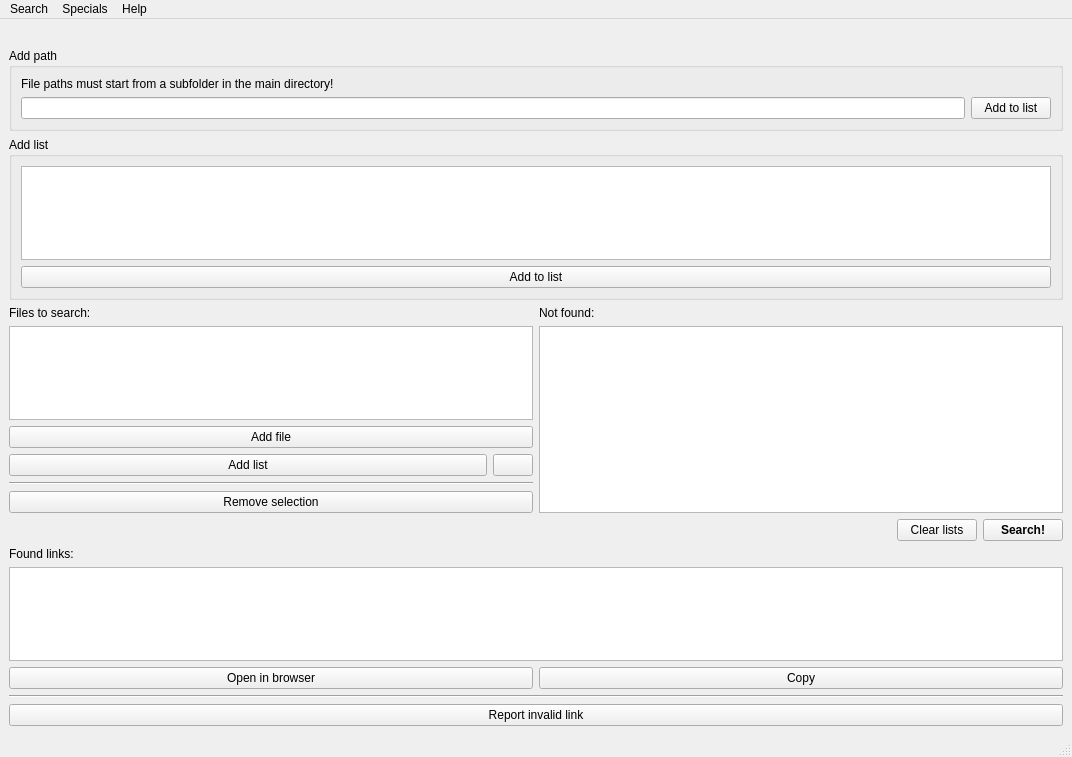
Qt form OTModules/wContentSearch/wcontentsearch.ui (pietr26/OMSI-Tools) before a commit.
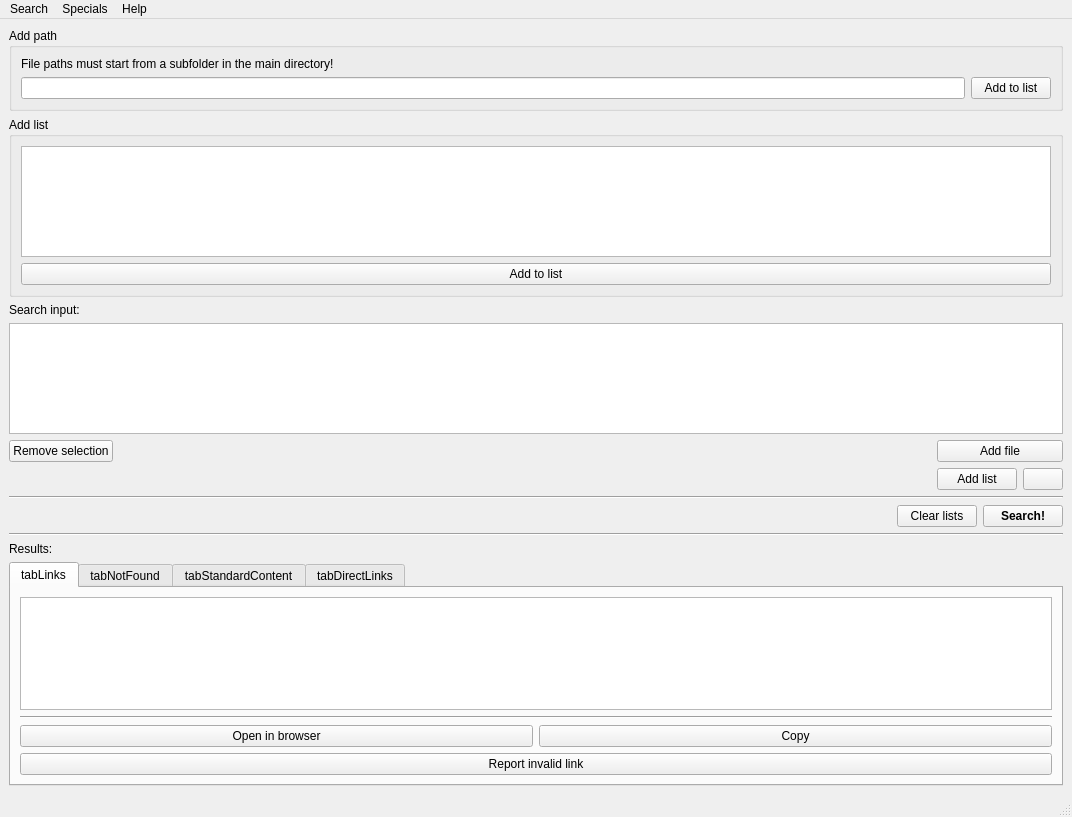
The same form after that commit. Icons and pictures are not drawn.

Commit message: UI rework; implemented direct links

Diff of the .ui file:
```diff
--- a/OTModules/wContentSearch/wcontentsearch.ui
+++ b/OTModules/wContentSearch/wcontentsearch.ui
@@ -7,7 +7,7 @@
     <x>0</x>
     <y>0</y>
     <width>1072</width>
-    <height>757</height>
+    <height>817</height>
    </rect>
   </property>
   <property name="windowTitle">
@@ -19,23 +19,6 @@
   </property>
   <widget class="QWidget" name="centralwidget">
    <layout class="QVBoxLayout" name="verticalLayout_4">
-    <item>
-     <layout class="QHBoxLayout" name="horizontalLayout_3">
-      <item>
-       <spacer name="horizontalSpacer">
-        <property name="orientation">
-         <enum>Qt::Horizontal</enum>
-        </property>
-        <property name="sizeHint" stdset="0">
-         <size>
-          <width>40</width>
-          <height>20</height>
-         </size>
-        </property>
-       </spacer>
-      </item>
-     </layout>
-    </item>
     <item>
      <widget class="QGroupBox" name="gbxAddFile">
       <property name="title">
@@ -67,7 +50,7 @@
             <string notr="true">Return</string>
            </property>
            <property name="checkable">
-            <bool>true</bool>
+            <bool>false</bool>
            </property>
           </widget>
          </item>
@@ -100,13 +83,9 @@
      </widget>
     </item>
     <item>
-     <layout class="QHBoxLayout" name="horizontalLayout">
-      <item>
-       <layout class="QVBoxLayout" name="verticalLayout_2">
-        <item>
          <widget class="QLabel" name="lblEnteredFiles">
           <property name="text">
-           <string>Files to search:</string>
+       <string>Search input:</string>
           </property>
          </widget>
         </item>
@@ -124,6 +103,54 @@
          </widget>
         </item>
         <item>
+     <layout class="QHBoxLayout" name="horizontalLayout">
+      <item>
+       <layout class="QVBoxLayout" name="verticalLayout_3">
+        <item>
+         <widget class="QPushButton" name="btnRemove">
+          <property name="text">
+           <string>Remove selection</string>
+          </property>
+          <property name="icon">
+           <iconset resource="../../ressources.qrc">
+            <normaloff>:/rec/data/icons/iconDelete.svg</normaloff>:/rec/data/icons/iconDelete.svg</iconset>
+          </property>
+          <property name="autoExclusive">
+           <bool>true</bool>
+          </property>
+         </widget>
+        </item>
+        <item>
+         <spacer name="verticalSpacer">
+          <property name="orientation">
+           <enum>Qt::Vertical</enum>
+          </property>
+          <property name="sizeHint" stdset="0">
+           <size>
+            <width>20</width>
+            <height>40</height>
+           </size>
+          </property>
+         </spacer>
+        </item>
+       </layout>
+      </item>
+      <item>
+       <spacer name="horizontalSpacer">
+        <property name="orientation">
+         <enum>Qt::Horizontal</enum>
+        </property>
+        <property name="sizeHint" stdset="0">
+         <size>
+          <width>40</width>
+          <height>20</height>
+         </size>
+        </property>
+       </spacer>
+      </item>
+      <item>
+       <layout class="QVBoxLayout" name="verticalLayout_2">
+        <item>
          <widget class="QPushButton" name="btnAdd">
           <property name="text">
            <string>Add file</string>
@@ -175,6 +202,10 @@
           </item>
          </layout>
         </item>
+       </layout>
+      </item>
+     </layout>
+    </item>
         <item>
          <widget class="Line" name="line_2">
           <property name="orientation">
@@ -183,48 +214,6 @@
          </widget>
         </item>
         <item>
-         <widget class="QPushButton" name="btnRemove">
-          <property name="text">
-           <string>Remove selection</string>
-          </property>
-          <property name="icon">
-           <iconset resource="../../ressources.qrc">
-            <normaloff>:/rec/data/icons/iconDelete.svg</normaloff>:/rec/data/icons/iconDelete.svg</iconset>
-          </property>
-          <property name="autoExclusive">
-           <bool>true</bool>
-          </property>
-         </widget>
-        </item>
-       </layout>
-      </item>
-      <item>
-       <layout class="QVBoxLayout" name="verticalLayout_3">
-        <item>
-         <widget class="QLabel" name="lblNotFound">
-          <property name="text">
-           <string>Not found:</string>
-          </property>
-         </widget>
-        </item>
-        <item>
-         <widget class="QListWidget" name="lwgNotFound">
-          <property name="selectionMode">
-           <enum>QAbstractItemView::ExtendedSelection</enum>
-          </property>
-          <property name="isWrapping" stdset="0">
-           <bool>false</bool>
-          </property>
-          <property name="wordWrap">
-           <bool>true</bool>
-          </property>
-         </widget>
-        </item>
-       </layout>
-      </item>
-     </layout>
-    </item>
-    <item>
      <layout class="QHBoxLayout" name="horizontalLayout_4">
       <item>
        <spacer name="horizontalSpacer_2">
@@ -269,15 +258,32 @@
       </item>
      </layout>
     </item>
+    <item>
+     <widget class="Line" name="line_3">
+      <property name="orientation">
+       <enum>Qt::Horizontal</enum>
+      </property>
+     </widget>
+    </item>
     <item>
      <layout class="QVBoxLayout" name="verticalLayout">
       <item>
        <widget class="QLabel" name="lblFoundLinks">
         <property name="text">
-         <string>Found links:</string>
+         <string>Results:</string>
         </property>
        </widget>
       </item>
+      <item>
+       <widget class="QTabWidget" name="twgExtras">
+        <property name="currentIndex">
+         <number>0</number>
+        </property>
+        <widget class="QWidget" name="tabLinks">
+         <attribute name="title">
+          <string notr="true">tabLinks</string>
+         </attribute>
+         <layout class="QVBoxLayout" name="verticalLayout_9">
       <item>
        <widget class="QListWidget" name="lwgLinks">
         <property name="selectionMode">
@@ -291,6 +297,13 @@
         </property>
        </widget>
       </item>
+          <item>
+           <widget class="Line" name="line">
+            <property name="orientation">
+             <enum>Qt::Horizontal</enum>
+            </property>
+           </widget>
+          </item>
       <item>
        <layout class="QHBoxLayout" name="horizontalLayout_5">
         <item>
@@ -317,13 +330,6 @@
         </item>
        </layout>
       </item>
-      <item>
-       <widget class="Line" name="line">
-        <property name="orientation">
-         <enum>Qt::Horizontal</enum>
-        </property>
-       </widget>
-      </item>
       <item>
        <widget class="QPushButton" name="btnReportDeathLink">
         <property name="toolTip">
@@ -336,6 +342,50 @@
          <iconset resource="../../ressources.qrc">
           <normaloff>:/rec/data/icons/iconDelete.svg</normaloff>:/rec/data/icons/iconDelete.svg</iconset>
         </property>
+           </widget>
+          </item>
+         </layout>
+        </widget>
+        <widget class="QWidget" name="tabNotFound">
+         <attribute name="title">
+          <string notr="true">tabNotFound</string>
+         </attribute>
+         <layout class="QVBoxLayout" name="verticalLayout_7">
+          <item>
+           <widget class="QListWidget" name="lwgNotFound">
+            <property name="selectionMode">
+             <enum>QAbstractItemView::ExtendedSelection</enum>
+            </property>
+            <property name="isWrapping" stdset="0">
+             <bool>false</bool>
+            </property>
+            <property name="wordWrap">
+             <bool>true</bool>
+            </property>
+           </widget>
+          </item>
+         </layout>
+        </widget>
+        <widget class="QWidget" name="tabStandardContent">
+         <attribute name="title">
+          <string notr="true">tabStandardContent</string>
+         </attribute>
+         <layout class="QVBoxLayout" name="verticalLayout_8">
+          <item>
+           <widget class="QListWidget" name="lwgStandardContent"/>
+          </item>
+         </layout>
+        </widget>
+        <widget class="QWidget" name="tabDirectLinks">
+         <attribute name="title">
+          <string notr="true">tabDirectLinks</string>
+         </attribute>
+         <layout class="QVBoxLayout" name="verticalLayout_10">
+          <item>
+           <widget class="QListWidget" name="lwgDirectLinks"/>
+          </item>
+         </layout>
+        </widget>
        </widget>
       </item>
      </layout>
```
Left out of the diff: 2 changed lines with no effect on the pictures. Lines whose indentation alone changed are shown as unchanged. The commit also changes 2 other files.
